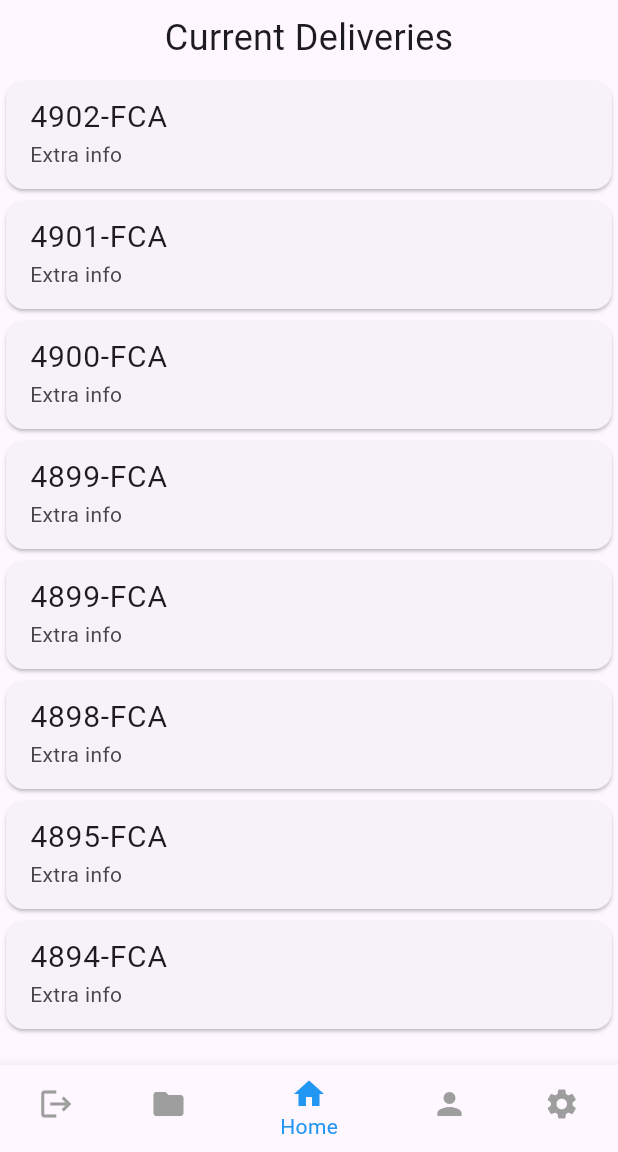
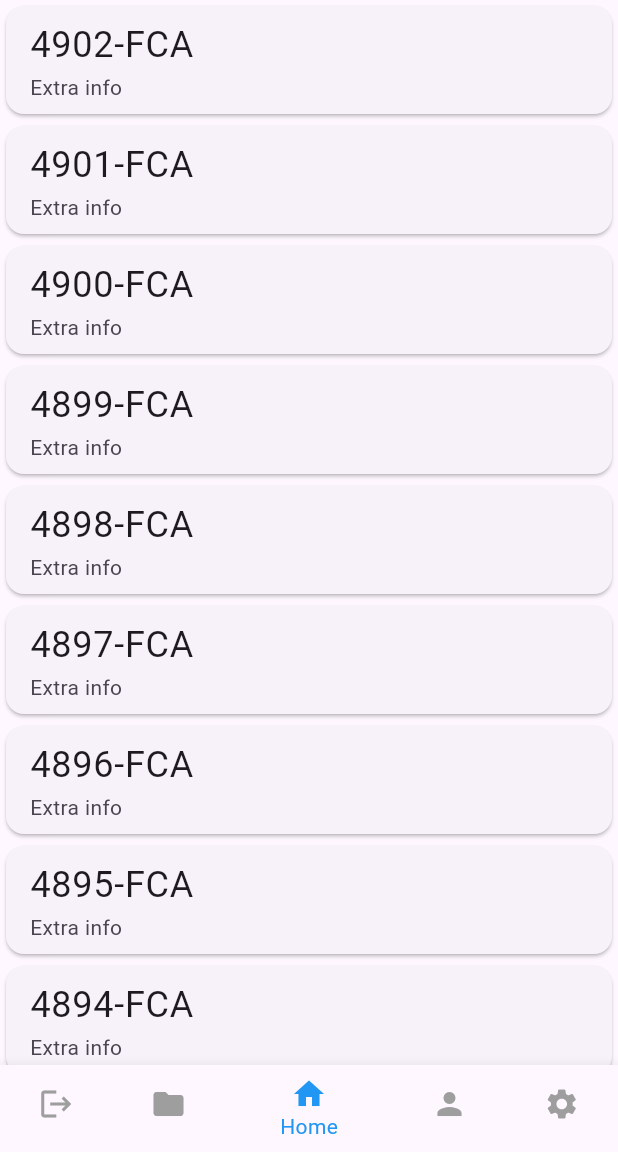
Before and after one commit to KofiWoodlock/pod_capture_app, a Flutter app: the HomePageView screen opened by its route, on a phone screen of 412 x 824 dp, the part 84-1236 px from its top. Run offline on Flutter 3.47's test engine with Material 3 defaults, Android fonts, the phone set to English and light mode, and no system bars; our stand-ins replace firebase_auth, firebase_core, firebase_storage, open_file, shared_preferences; missing offline and left inert: cunning_document_scanner, mobile_scanner; accounts and stored records are empty.

Commit message:
Added dynamic generating of delivery tasks in home page

```diff
--- a/lib/main.dart
+++ b/lib/main.dart
@@ -32,7 +32,7 @@ void main() async {
         appBarTheme: const AppBarTheme(
             backgroundColor: Color(0xffd3d3d3), foregroundColor: Colors.black),
       ),
-      home: const LoginView(),
+      home: const HomePageView(),
       routes: {
         '/login': (context) => const LoginView(),
         '/register': (context) => const RegisterView(),
--- a/lib/views/home_page_view.dart
+++ b/lib/views/home_page_view.dart
@@ -1,4 +1,5 @@
 import 'package:flutter/material.dart';
+import 'dart:developer' as devtools show log;
 
 class HomePageView extends StatefulWidget {
   const HomePageView({super.key});
@@ -9,6 +10,28 @@ class HomePageView extends StatefulWidget {
 
 class _HomePageViewState extends State<HomePageView> {
   int selectedIndex = 2;
+
+  // TODO: Dynamically fetch data from Snapwire to populate delivery tasks?
+  //
+
+  final List<Map<String, String>> deliveries = [
+    {"id": "4902-FCA", "info": "Extra info"},
+    {"id": "4901-FCA", "info": "Extra info"},
+    {"id": "4900-FCA", "info": "Extra info"},
+    {"id": "4899-FCA", "info": "Extra info"},
+    {"id": "4898-FCA", "info": "Extra info"},
+    {"id": "4897-FCA", "info": "Extra info"},
+    {"id": "4896-FCA", "info": "Extra info"},
+    {"id": "4895-FCA", "info": "Extra info"},
+    {"id": "4894-FCA", "info": "Extra info"},
+  ];
+
+  void removeDelivery(String deliveryId) {
+    setState(() {
+      deliveries.removeWhere((delivery) => delivery["id"] == deliveryId);
+      devtools.log("Removed delivery: $deliveryId");
+    });
+  }
 
   void onItemTapped(int index) {
     setState(() {
@@ -69,141 +92,28 @@ class _HomePageViewState extends State<HomePageView> {
           ],
         ),
       ),
-      body: ListView(
-        children: [
-          const SizedBox(
-            height: 50,
-            child: Center(
-              child: Text(
-                "Current Deliveries",
-                style: TextStyle(
-                  fontSize: 24,
+      body: ListView.builder(
+          itemCount: deliveries.length,
+          itemBuilder: (context, index) {
+            return Card(
+              child: ListTile(
+                title: Text(
+                  deliveries[index]["id"]!,
+                  style: const TextStyle(fontSize: 24),
                 ),
+                subtitle: Text(deliveries[index]["info"]!),
+                onTap: () {
+                  Navigator.of(context).pushNamed(
+                    '/delivery',
+                    arguments: {
+                      'id': deliveries[index]["id"],
+                      'removeDelivery': removeDelivery,
+                    },
+                  );
+                },
               ),
-            ),
-          ),
-          Card(
-            child: ListTile(
-              title: const Text(
-                "4902-FCA",
-                style: TextStyle(fontSize: 20),
-              ),
-              subtitle: const Text("Extra info"),
-              onTap: () {
-                Navigator.of(context).pushNamedAndRemoveUntil(
-                  '/delivery',
-                  (route) => false,
-                );
-              },
-            ),
-          ),
-          Card(
-            child: ListTile(
-              title: const Text(
-                "4901-FCA",
-                style: TextStyle(fontSize: 20),
-              ),
-              subtitle: const Text("Extra info"),
-              onTap: () {
-                Navigator.of(context).pushNamedAndRemoveUntil(
-                  '/delivery',
-                  (route) => false,
-                );
-              },
-            ),
-          ),
-          Card(
-            child: ListTile(
-              title: const Text(
-                "4900-FCA",
-                style: TextStyle(fontSize: 20),
-              ),
-              subtitle: const Text("Extra info"),
-              onTap: () {
-                Navigator.of(context).pushNamedAndRemoveUntil(
-                  '/delivery',
-                  (route) => false,
-                );
-              },
-            ),
-          ),
-          Card(
-            child: ListTile(
-              title: const Text(
-                "4899-FCA",
-                style: TextStyle(fontSize: 20),
-              ),
-              subtitle: const Text("Extra info"),
-              onTap: () {
-                Navigator.of(context).pushNamedAndRemoveUntil(
-                  '/delivery',
-                  (route) => false,
-                );
-              },
-            ),
-          ),
-          Card(
-            child: ListTile(
-              title: const Text(
-                "4899-FCA",
-                style: TextStyle(fontSize: 20),
-              ),
-              subtitle: const Text("Extra info"),
-              onTap: () {
-                Navigator.of(context).pushNamedAndRemoveUntil(
-                  '/delivery',
-                  (route) => false,
-                );
-              },
-            ),
-          ),
-          Card(
-            child: ListTile(
-              title: const Text(
-                "4898-FCA	",
-                style: TextStyle(fontSize: 20),
-              ),
-              subtitle: const Text("Extra info"),
-              onTap: () {
-                Navigator.of(context).pushNamedAndRemoveUntil(
-                  '/delivery',
-                  (route) => false,
-                );
-              },
-            ),
-          ),
-          Card(
-            child: ListTile(
-              title: const Text(
-                "4895-FCA",
-                style: TextStyle(fontSize: 20),
-              ),
-              subtitle: const Text("Extra info"),
-              onTap: () {
-                Navigator.of(context).pushNamedAndRemoveUntil(
-                  '/delivery',
-                  (route) => false,
-                );
-              },
-            ),
-          ),
-          Card(
-            child: ListTile(
-              title: const Text(
-                "4894-FCA	",
-                style: TextStyle(fontSize: 20),
-              ),
-              subtitle: const Text("Extra info"),
-              onTap: () {
-                Navigator.of(context).pushNamedAndRemoveUntil(
-                  '/delivery',
-                  (route) => false,
-                );
-              },
-            ),
-          ),
-        ],
-      ),
+            );
+          }),
       bottomNavigationBar: BottomNavigationBar(
         items: const <BottomNavigationBarItem>[
           BottomNavigationBarItem(icon: Icon(Icons.logout), label: "Logout"),
--- a/pubspec.yaml
+++ b/pubspec.yaml
@@ -27,6 +27,7 @@ dependencies:
   shared_preferences: ^2.3.2
   firebase_storage: ^12.3.2
   firebase_app_check: ^0.3.1+3
+  google_maps_flutter: ^2.9.0
 
 dev_dependencies:
   flutter_test:
```
Also changed, not shown: lib/views/delivery_view.dart (+47 -30 lines), lib/views/settings_view.dart (+4 -7 lines).
